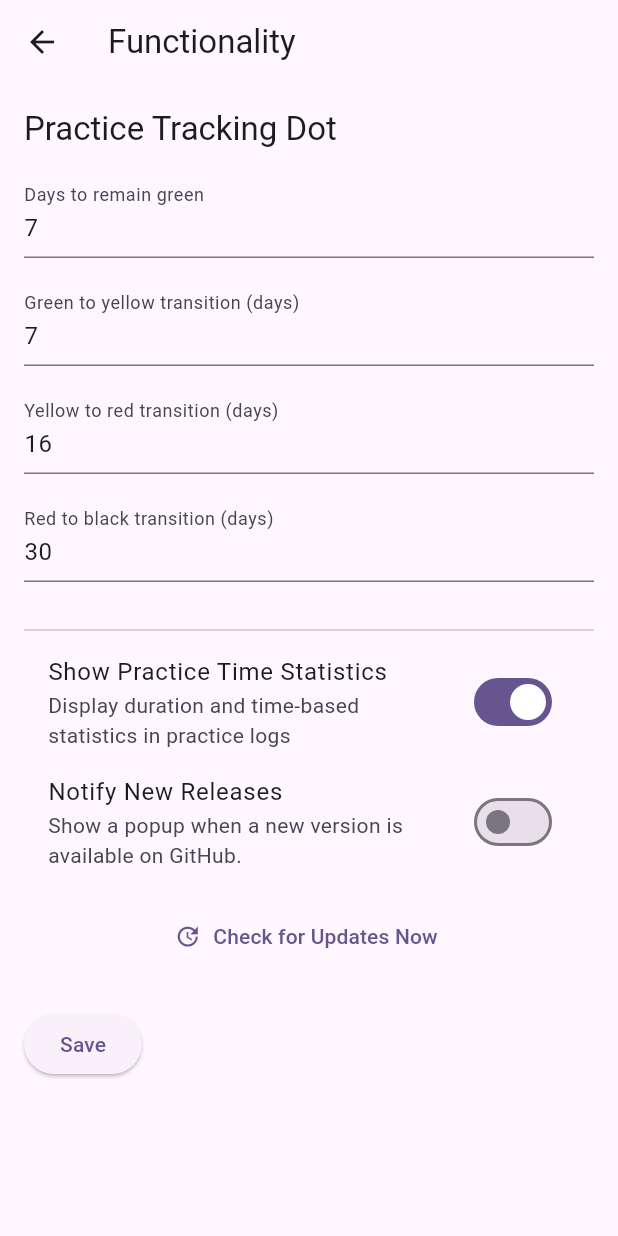
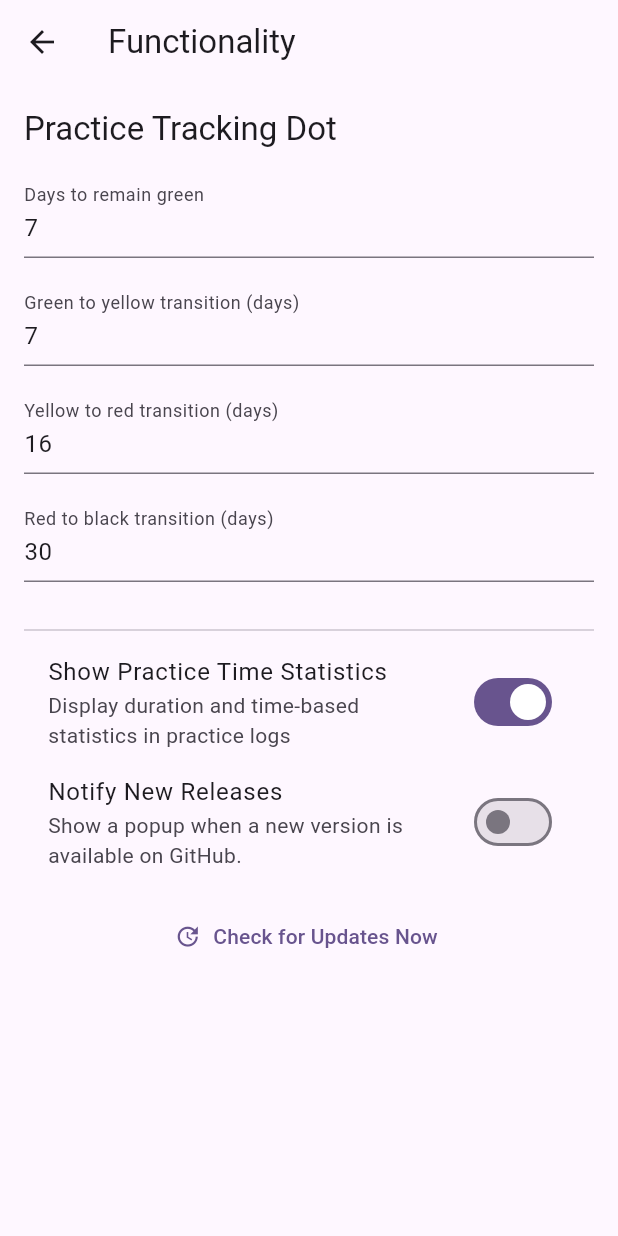
Before and after one commit to Adithya-Jayan/MyRepertoirApp, a Flutter app: the FunctionalitySettingsScreen screen opened directly, after a tap on "Show Practice Time Statistics", on a phone screen of 412 x 824 dp. Run offline on Flutter 3.47's test engine with Material 3 defaults, Android fonts, the phone set to English and light mode, and no system bars; our stand-ins replace file_picker, flutter_markdown, flutter_markdown_plus, flutter_speed_dial, just_audio, package_info_plus and 8 more; missing offline and left inert: metadata_fetch, pdfrx; accounts and stored records are empty.

Commit message:
Remove save button and auto-save functionality settings

```diff
--- a/lib/screens/functionality_settings_screen.dart
+++ b/lib/screens/functionality_settings_screen.dart
@@ -48,20 +48,24 @@ class _FunctionalitySettingsScreenState
 
   Future<void> _saveSettings() async {
     final prefs = await SharedPreferences.getInstance();
-    await prefs.setInt(
-        'greenPeriod', int.parse(_greenPeriodController.text));
-    await prefs.setInt(
-        'greenToYellowTransition', int.parse(_greenToYellowController.text));
-    await prefs.setInt(
-        'yellowToRedTransition', int.parse(_yellowToRedController.text));
-    await prefs.setInt(
-        'redToBlackTransition', int.parse(_redToBlackController.text));
+
+    // Helper to save int safely
+    Future<void> saveInt(String key, String value) async {
+      if (value.isNotEmpty) {
+        final intVal = int.tryParse(value);
+        if (intVal != null) {
+          await prefs.setInt(key, intVal);
+        }
+      }
+    }
+
+    await saveInt('greenPeriod', _greenPeriodController.text);
+    await saveInt('greenToYellowTransition', _greenToYellowController.text);
+    await saveInt('yellowToRedTransition', _yellowToRedController.text);
+    await saveInt('redToBlackTransition', _redToBlackController.text);
+
     await prefs.setBool('show_practice_time_stats', _showPracticeTimeStats);
     await prefs.setBool('notifyNewReleases', _notifyNewReleases);
-    if (!mounted) return;
-    ScaffoldMessenger.of(context).showSnackBar(
-      const SnackBar(content: Text('Settings saved.')),
-    );
   }
 
   @override
@@ -77,7 +81,8 @@ class _FunctionalitySettingsScreenState
             },
           ),
         ),
-        body: Padding(
+        body: SingleChildScrollView(
+          child: Padding(
             padding: const EdgeInsets.all(16.0),
             child: Column(
               crossAxisAlignment: CrossAxisAlignment.start,
@@ -93,6 +98,7 @@ class _FunctionalitySettingsScreenState
                     labelText: 'Days to remain green',
                   ),
                   keyboardType: TextInputType.number,
+                  onChanged: (_) => _saveSettings(),
                 ),
                 const SizedBox(height: 16),
                 TextField(
@@ -101,6 +107,7 @@ class _FunctionalitySettingsScreenState
                     labelText: 'Green to yellow transition (days)',
                   ),
                   keyboardType: TextInputType.number,
+                  onChanged: (_) => _saveSettings(),
                 ),
                 const SizedBox(height: 16),
                 TextField(
@@ -109,6 +116,7 @@ class _FunctionalitySettingsScreenState
                     labelText: 'Yellow to red transition (days)',
                   ),
                   keyboardType: TextInputType.number,
+                  onChanged: (_) => _saveSettings(),
                 ),
                 const SizedBox(height: 16),
                 TextField(
@@ -117,6 +125,7 @@ class _FunctionalitySettingsScreenState
                     labelText: 'Red to black transition (days)',
                   ),
                   keyboardType: TextInputType.number,
+                  onChanged: (_) => _saveSettings(),
                 ),
                 const SizedBox(height: 24),
                 const Divider(),
@@ -128,6 +137,7 @@ class _FunctionalitySettingsScreenState
                     setState(() {
                       _showPracticeTimeStats = value;
                     });
+                    _saveSettings();
                   },
                 ),
                 SwitchListTile(
@@ -138,6 +148,7 @@ class _FunctionalitySettingsScreenState
                     setState(() {
                       _notifyNewReleases = value;
                     });
+                    _saveSettings();
                   },
                 ),
                 const SizedBox(height: 12),
@@ -151,11 +162,9 @@ class _FunctionalitySettingsScreenState
                   ),
                 ),
                 const SizedBox(height: 24),
-              ElevatedButton(
-                onPressed: _saveSettings,
-                child: const Text('Save'),
+                // Save button removed
+              ],
             ),
-            ],
           ),
         ),
       ),
```
Lines whose indentation alone changed are shown as unchanged.
